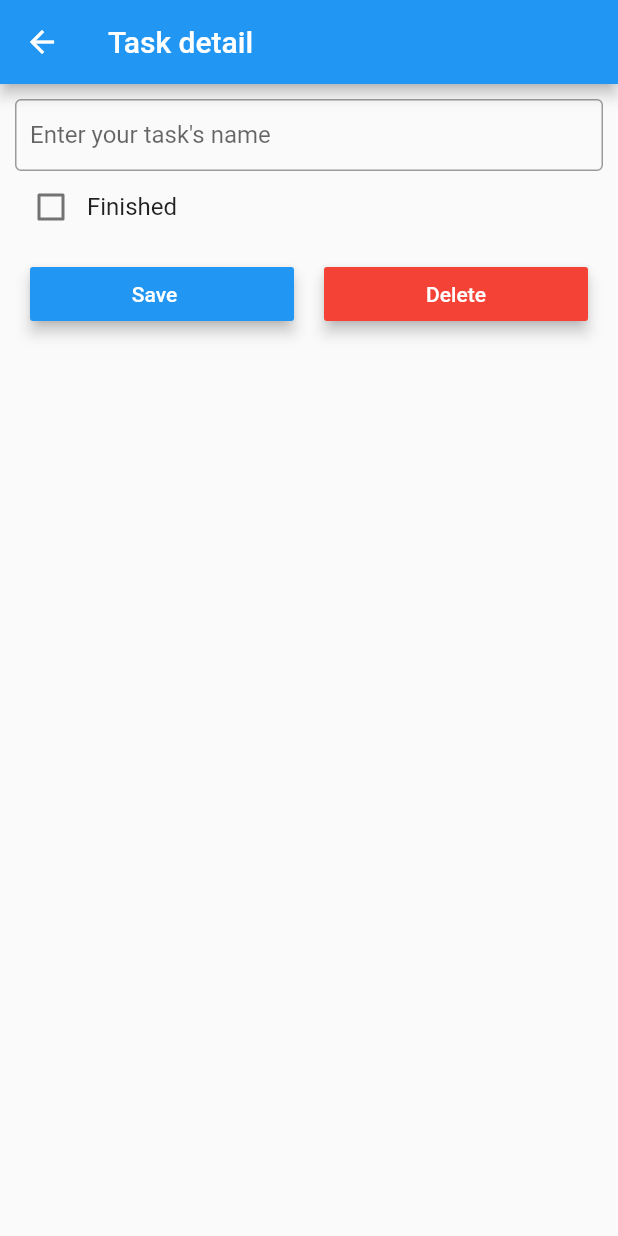
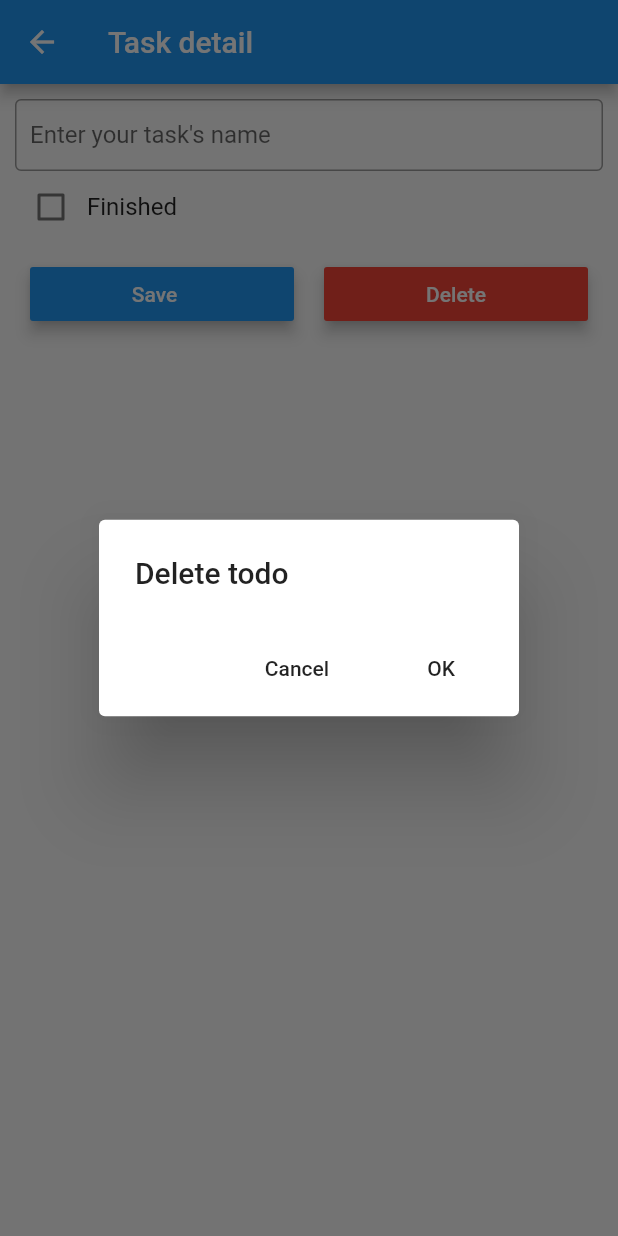
Before and after one commit to nguyenthetan1995/flutter-todolist, a Flutter app: the TaskScreen screen opened directly, after a tap on "Delete", on a phone screen of 412 x 824 dp. Run offline on Flutter 3.47's test engine with Material 2 defaults, Android fonts, the phone set to English and light mode, and no system bars; network calls fail.

Commit message:
final todos

```diff
--- a/lib/global.dart
+++ b/lib/global.dart
@@ -2,3 +2,4 @@ const Server_NAME =  'https://api.fake.rest/';
 const GET_URL_TODOS = "https://5ef57821ef110d001687c8a4.mockapi.io/api/todos/todos";
 const UPDATE_TODOS = "https://5ef57821ef110d001687c8a4.mockapi.io/api/todos/todos/";
 const DELETE_TODOS = "https://5ef57821ef110d001687c8a4.mockapi.io/api/todos/todos/";
+const ADD_TODOS = "https://5ef57821ef110d001687c8a4.mockapi.io/api/todos/todos/";
--- a/lib/taskScreen.dart
+++ b/lib/taskScreen.dart
@@ -72,7 +72,9 @@ class TaskScreenState extends State<TaskScreen>{
 
         await updateTodos(http.Client(),param);
 
-        Navigator.pop(context);
+        Navigator.pop(context,(){
+          setState(() {});
+        });
      },
    );
    final btnDelete = new RaisedButton(
@@ -81,16 +83,41 @@ class TaskScreenState extends State<TaskScreen>{
      color: Colors.red,
      elevation: 4.0,
      padding: const EdgeInsets.all(10.0),
-     onPressed: () async {
+     onPressed: ()  {
        Map<String, dynamic> param = Map<String, dynamic> ();
        param["id"] = this.task.id;
        param["isDone"] = this.task.isDone;
        param["name"] = this.task.name;
-       await deleteTodos(http.Client(),param);
+       showDialog(
+         context: context,
+         builder: (BuildContext context) {
+           // return object of type Dialog
+           return AlertDialog(
+             title: new Text("Delete todo"),
+             actions: <Widget>[
+               // usually buttons at the bottom of the dialog
+               new FlatButton(
+                 child: new Text("Cancel"),
+                 onPressed: ()  {
+                   Navigator.of(context).pop();
 
-       Navigator.pop(context, (){
-         setState(() {});
-       });
+                 },
+               ),
+               new FlatButton(
+                 child: new Text("OK"),
+                 onPressed: () async {
+                   await deleteTodos(http.Client(),param);
+                   await Navigator.of(context).pop();
+                   Navigator.pop(context, (){
+                     setState(() {});
+                   });
+                 },
+               ),
+             ],
+           );
+         },
+       );
+
      },
    );
    final Colum = new Column(
```
Also changed, not shown: lib/models/todo.dart (+19 -1 lines), lib/todoscreen.dart (+44 -1 lines).
